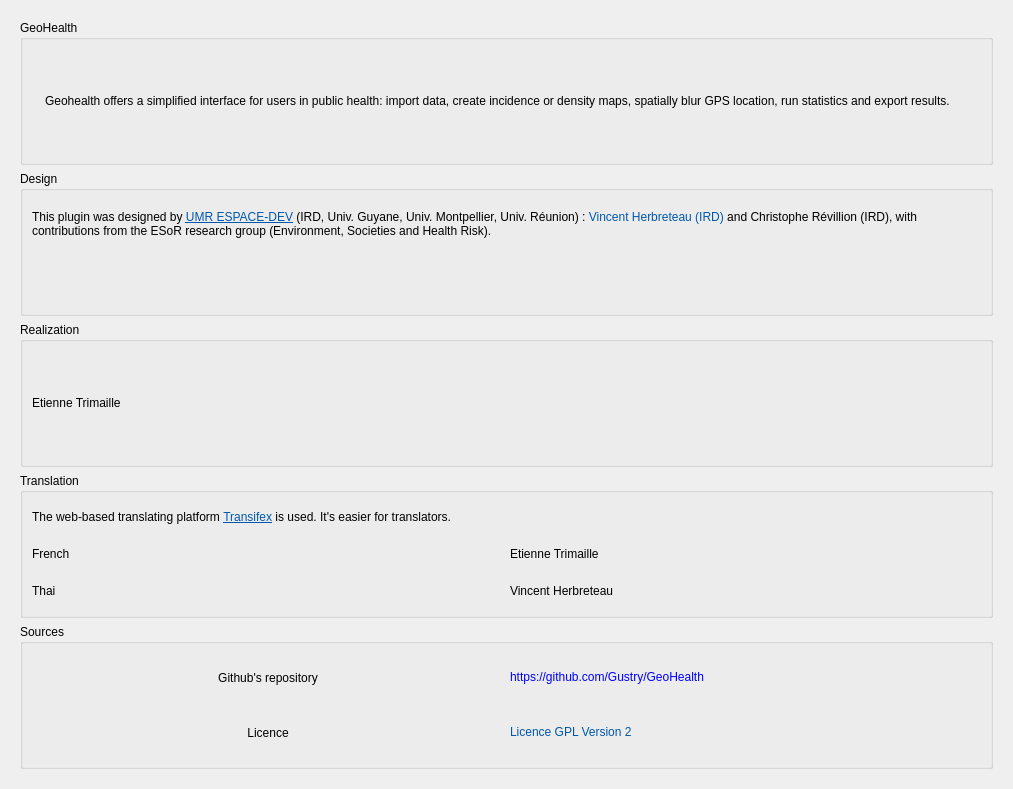
This is src/ui/default/about.ui in Gustry/GeoHealth as Qt 5 draws it before an edit. The edited form follows.
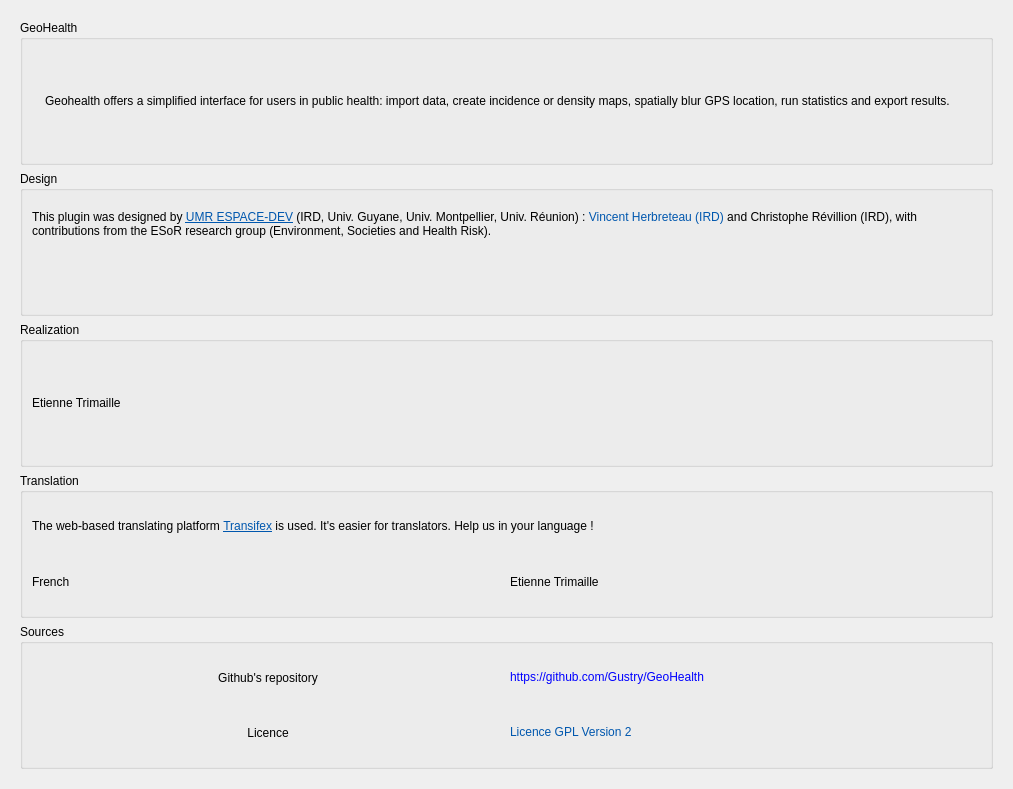
This is the edited form. Icons and pictures are not drawn.

Commit message: add transifex command line and update translations

```diff
--- a/src/ui/default/about.ui
+++ b/src/ui/default/about.ui
@@ -185,7 +185,7 @@
           <item>
            <widget class="QLabel" name="label">
             <property name="text">
-             <string>&lt;html&gt;&lt;head/&gt;&lt;body&gt;&lt;p&gt;The web-based translating platform &lt;a href=&quot;https://www.transifex.com/geohealth/&quot;&gt;&lt;span style=&quot; text-decoration: underline; color:#0057ae;&quot;&gt;Transifex&lt;/span&gt;&lt;/a&gt; is used. It's easier for translators.&lt;/p&gt;&lt;/body&gt;&lt;/html&gt;</string>
+             <string>&lt;html&gt;&lt;head/&gt;&lt;body&gt;&lt;p&gt;The web-based translating platform &lt;a href=&quot;https://www.transifex.com/geohealth/&quot;&gt;&lt;span style=&quot; text-decoration: underline; color:#0057ae;&quot;&gt;Transifex&lt;/span&gt;&lt;/a&gt; is used. It's easier for translators. Help us in your language !&lt;/p&gt;&lt;/body&gt;&lt;/html&gt;</string>
             </property>
             <property name="wordWrap">
              <bool>true</bool>
@@ -219,30 +219,6 @@
             </item>
            </layout>
           </item>
-          <item>
-           <layout class="QHBoxLayout" name="horizontalLayout_3">
-            <item>
-             <widget class="QLabel" name="label_10">
-              <property name="text">
-               <string>Thai</string>
-              </property>
-              <property name="wordWrap">
-               <bool>true</bool>
-              </property>
-             </widget>
-            </item>
-            <item>
-             <widget class="QLabel" name="label_4">
-              <property name="text">
-               <string notr="true">Vincent Herbreteau</string>
-              </property>
-              <property name="wordWrap">
-               <bool>true</bool>
-              </property>
-             </widget>
-            </item>
-           </layout>
-          </item>
          </layout>
         </widget>
        </item>
```
The commit also changes 10 other files.
